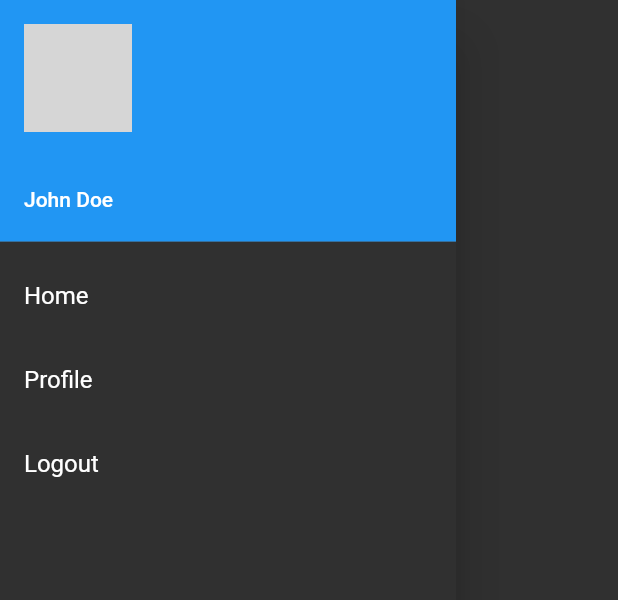
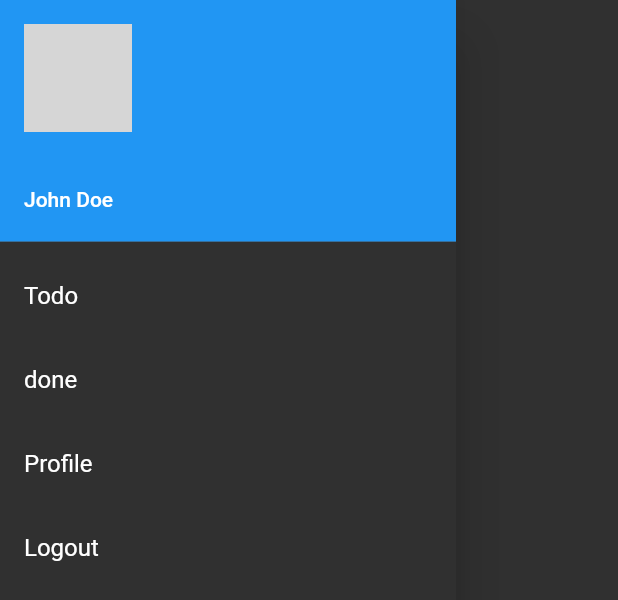
Before and after one commit to ChathuraRubasingha/Todo-App, a Flutter app: the Sidebar widget shown alone on an empty page, opened directly, on a phone screen of 412 x 824 dp. Shown: the top 600 px of the screen. Run offline on Flutter 3.47's test engine with Material 2 defaults, Android fonts, the phone set to English and light mode, and no system bars; network calls fail; grey boxes are pictures that could not be loaded.

Commit message:
create links and app bar

```diff
--- a/lib/Screens/RegistrationForm.dart
+++ b/lib/Screens/RegistrationForm.dart
@@ -84,7 +84,7 @@ class _RegistrationFormState extends State<RegistrationForm> {
                         actions: [
                           TextButton(
                             onPressed: () {
-                              Navigator.pop(context);
+                              Navigator.pushNamed(context, '/');
                             },
                             child: Text('OK'),
                           ),
--- a/lib/Screens/SideBar.dart
+++ b/lib/Screens/SideBar.dart
@@ -30,7 +30,13 @@ class _SidebarState extends State<Sidebar> {
             shrinkWrap: true, // Added this line to allow the ListView to take only the required space
             children: <Widget>[
               ListTile(
-                title: Text('Home'),
+                title: Text('Todo'),
+                onTap: () {
+                  // Handle home navigation
+                },
+              ),
+              ListTile(
+                title: Text('done'),
                 onTap: () {
                   // Handle home navigation
                 },
```
Also changed, not shown: lib/Screens/LoginForm.dart (+12 -2 lines), lib/Screens/TodoList.dart (+24 -1 lines).
